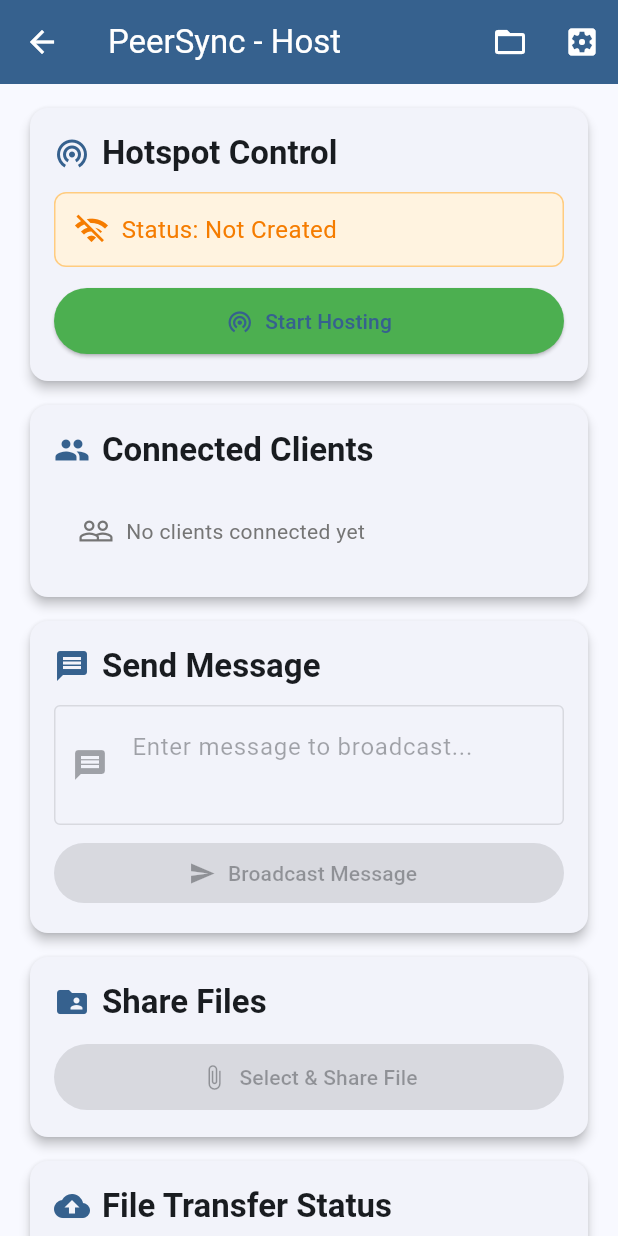
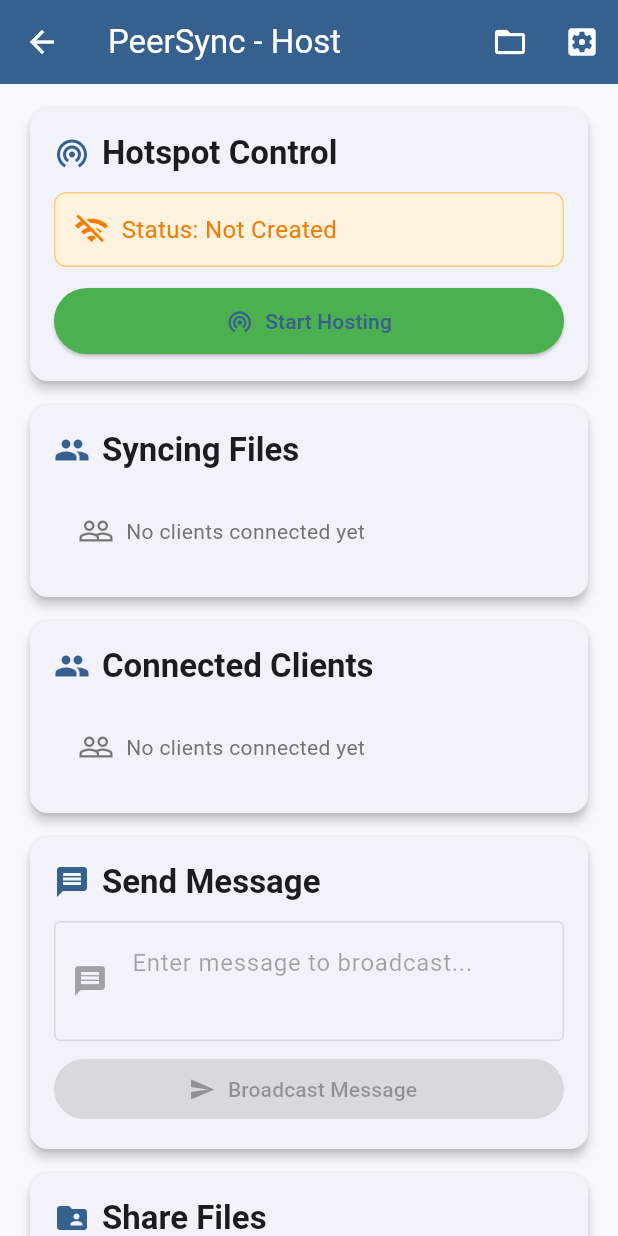
Before and after one commit to Tharaka-Chathuranga/Folder_sync, a Flutter app: the ImprovedHostScreen screen opened directly, on a phone screen of 412 x 824 dp. Run offline on Flutter 3.47's test engine with Material 3 defaults, Android fonts, the light colour scheme and no system bars; our stand-ins replace chewie, file_picker, open_filex, permission_handler, photo_view, qr_flutter and 2 more; missing offline and left inert: flutter_p2p_connection, qr_code_scanner, syncfusion_flutter_pdfviewer.

Commit message:
File syncing added

```diff
--- a/lib/screens/improved_host_screen.dart
+++ b/lib/screens/improved_host_screen.dart
@@ -578,6 +578,58 @@ class _ImprovedHostScreenState extends State<ImprovedHostScreen> {
               ],
             ], icon: Icons.wifi_tethering),
 
+
+            // File Syncing Area
+
+
+            _buildSection("Syncing Files", [
+              StreamBuilder<List<P2pClientInfo>>(
+                stream: p2pInterface.streamClientList(),
+                builder: (context, snapshot) {
+                  var clientList = snapshot.data ?? [];
+                  clientList = clientList.where((c) => !c.isHost).toList();
+
+                  if (clientList.isEmpty) {
+                    return Container(
+                      padding: const EdgeInsets.all(16),
+                      child: Row(
+                        children: [
+                          Icon(Icons.people_outline, color: Colors.grey.shade600),
+                          const SizedBox(width: 8),
+                          Text("No clients connected yet", style: TextStyle(color: Colors.grey.shade600)),
+                        ],
+                      ),
+                    );
+                  }
+
+                  return SizedBox(
+                    height: 120,
+                    child: ListView.builder(
+                      itemCount: clientList.length,
+                      itemBuilder: (context, index) => Card(
+                        margin: const EdgeInsets.symmetric(vertical: 4),
+                        child: ListTile(
+                          leading: CircleAvatar(
+                            backgroundColor: Colors.blue.shade100,
+                            child: Icon(Icons.person, color: Colors.blue.shade700),
+                          ),
+                          title: Text(clientList[index].username),
+                          subtitle: Text('ID: ${clientList[index].id}'),
+                          trailing: Icon(Icons.check_circle, color: Colors.green.shade600),
+                        ),
+                      ),
+                    ),
+                  );
+                },
+              ),
+            ], icon: Icons.people),
+
+
+
+
+
+
+
             // Connected Clients Section
             _buildSection("Connected Clients", [
               StreamBuilder<List<P2pClientInfo>>(
```
